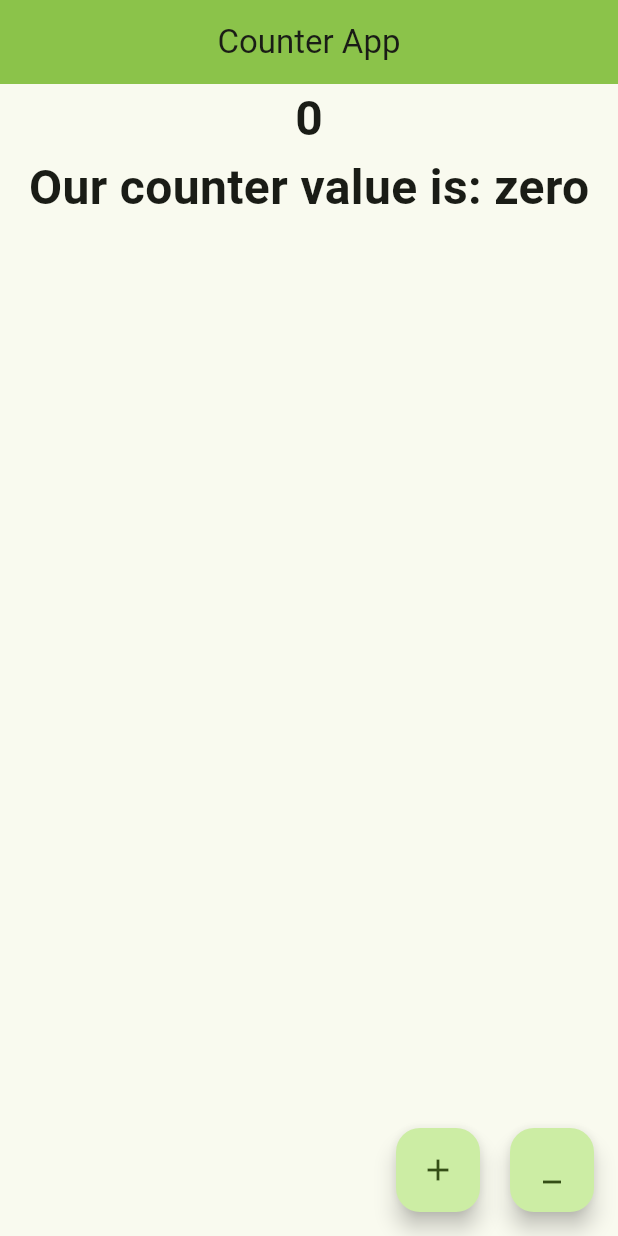
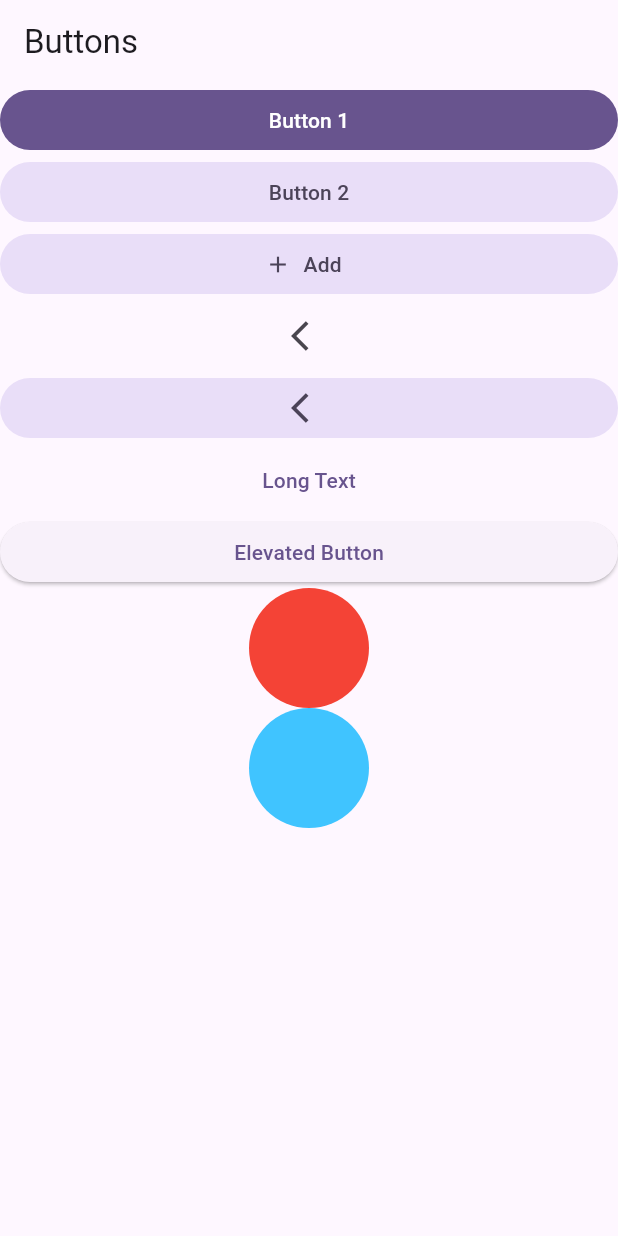
Before and after one commit to rahulkandel7/bca5thsem, a Flutter app: the screen it shows after launch, on a phone screen of 412 x 824 dp. Run offline on Flutter 3.47's test engine with Material 3 defaults, Android fonts, the light colour scheme and no system bars.

Commit message:
button examples

```diff
--- /dev/null
+++ b/lib/button_example.dart
@@ -0,0 +1,88 @@
+import 'package:flutter/material.dart';
+
+class ButtonExample extends StatelessWidget {
+  const ButtonExample({super.key});
+
+  @override
+  Widget build(BuildContext context) {
+    return Scaffold(
+      appBar: AppBar(
+        title: Text("Buttons"),
+      ),
+      body: ListView(
+        // spacing: 30,
+        children: [
+          FilledButton(
+            onPressed: () {},
+            child: Text(
+              "Button 1",
+            ),
+          ),
+          FilledButton.tonal(
+            onPressed: () {},
+            child: Text(
+              "Button 2",
+            ),
+          ),
+          FilledButton.tonalIcon(
+            onPressed: () {},
+            label: Text("Add"),
+            icon: Icon(Icons.add),
+          ),
+          IconButton(
+            onPressed: () {},
+            icon: Icon(
+              Icons.arrow_back_ios,
+            ),
+          ),
+          IconButton.filledTonal(
+            onPressed: () {},
+            icon: Icon(
+              Icons.arrow_back_ios,
+            ),
+          ),
+          TextButton(
+            onPressed: () {
+              print("i am pressed");
+            },
+            child: Text(
+              "Long Text",
+            ),
+          ),
+          ElevatedButton(
+            onPressed: () {},
+            child: Text(
+              "Elevated Button",
+            ),
+          ),
+          GestureDetector(
+            onDoubleTap: () {
+              print("I am container");
+            },
+            child: Container(
+              height: 80,
+              width: 80,
+              decoration: BoxDecoration(
+                color: Colors.red,
+                shape: BoxShape.circle,
+              ),
+            ),
+          ),
+          InkWell(
+            onTap: () {
+              print("object");
+            },
+            child: Container(
+              height: 80,
+              width: 80,
+              decoration: BoxDecoration(
+                color: Colors.lightBlueAccent,
+                shape: BoxShape.circle,
+              ),
+            ),
+          ),
+        ],
+      ),
+    );
+  }
+}
--- a/lib/main.dart
+++ b/lib/main.dart
@@ -1,4 +1,4 @@
-import 'package:bca_project/counter_app.dart';
+import 'package:bca_project/button_example.dart';
 import 'package:flutter/material.dart';
 
 void main() {
@@ -14,10 +14,10 @@ class MyApp extends StatelessWidget {
     return MaterialApp(
       title: 'Flutter Demo',
       theme: ThemeData(
-        colorScheme: ColorScheme.fromSeed(seedColor: Colors.lightGreen),
+        colorScheme: ColorScheme.fromSeed(seedColor: Colors.deepPurple),
         useMaterial3: true,
       ),
-      home: CounterApp(),
+      home: ButtonExample(),
     );
   }
 }
```
